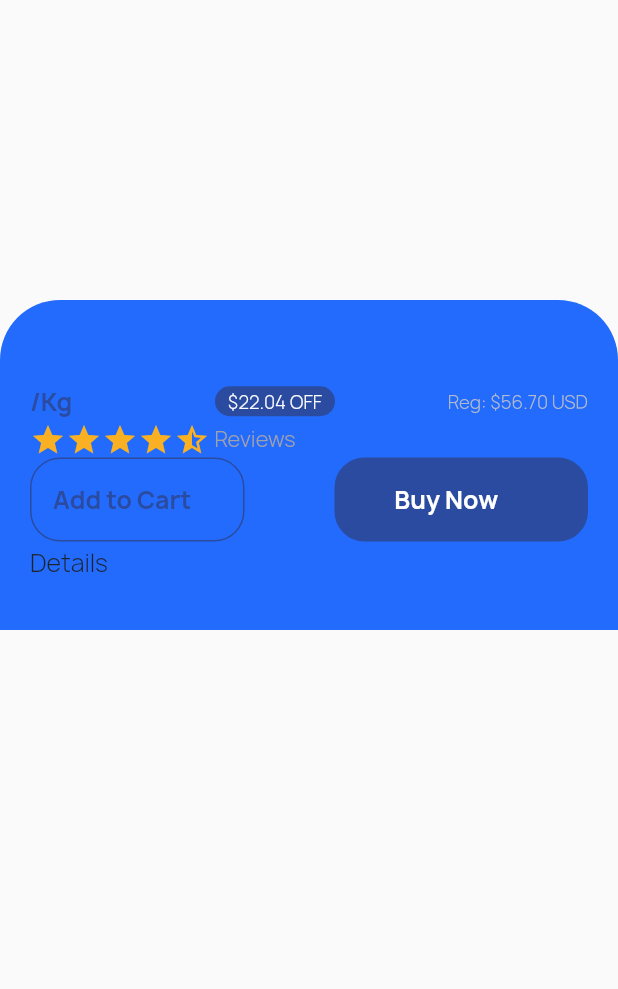
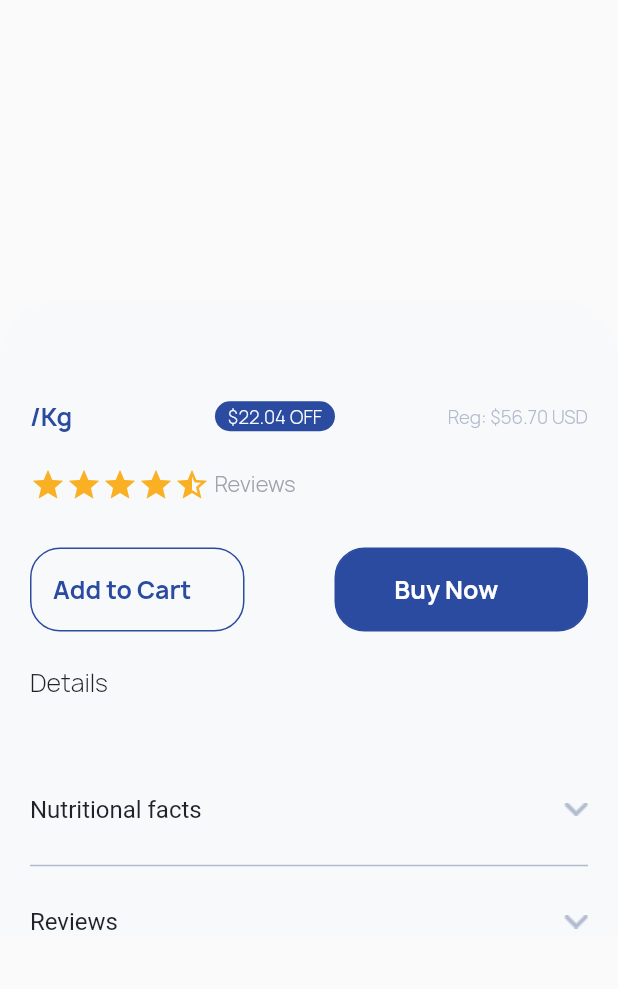
Before and after one commit to Suhaibusman/miniappflutter, a Flutter app: the ItemsDetailsPage screen opened directly with empty values, on a phone screen of 412 x 824 dp, the part 60-1049 px from its top. Run offline on Flutter 3.47's test engine with Material 2 defaults, Android fonts, the phone set to English and light mode, and no system bars; our stand-ins replace curved_navigation_bar, flutter_svg.

Commit message:
mini app

```diff
--- a/lib/screens/category/category/models/categorydata.dart
+++ b/lib/screens/category/category/models/categorydata.dart
@@ -20,11 +20,11 @@ Itemsdatanew({
 
    required this.isFav
 });
-String get _itemname =>itemname;
-String get _itemprice =>itemprice;
-List get _itemiamges =>itemimages;
-String get _reviews =>reviews;
-bool get _isFav =>isFav;
+// String get _itemname =>itemname;
+// String get _itemprice =>itemprice;
+// List get _itemiamges =>itemimages;
+// String get _reviews =>reviews;
+// bool get _isFav =>isFav;
 }
 
  List<Map<String, dynamic>> itemsdatanew = [
--- a/lib/screens/category/category/widgets/category2/catitems.dart
+++ b/lib/screens/category/category/widgets/category2/catitems.dart
@@ -6,15 +6,15 @@ import 'package:miniapp/widgets/buttons.dart';
 import '../../models/categorydata.dart';
 
 class ItemsDetailsPage extends StatefulWidget {
-   final Itemsdatanew itemdeatils;
   const ItemsDetailsPage({
     Key? key,
     required this.itemdeatils,
   }) : super(key: key);
 
+  final Itemsdatanew itemdeatils;
+
   @override
   State<ItemsDetailsPage> createState() => _ItemsDetailsPageState();
-
 }
 
 class _ItemsDetailsPageState extends State<ItemsDetailsPage> {
@@ -23,33 +23,43 @@ class _ItemsDetailsPageState extends State<ItemsDetailsPage> {
   @override
   Widget build(BuildContext context) {
     return Scaffold(
-      body: SafeArea(child: Column(
-
+      body: SafeArea(
+          child: Column(
         children: [
-
           Row(
             mainAxisAlignment: MainAxisAlignment.center,
             children: [
               InkWell(
                 onTap: () => Navigator.pop(context),
-                child: SvgPicture.asset("assets/images/Group 73.svg"
-                ,height: 40 ,width: 40,
+                child: SvgPicture.asset(
+                  "assets/images/Group 73.svg",
+                  height: 40,
+                  width: 40,
                 ),
               ),
-               Text(widget.itemdeatils.itemname ,style: const TextStyle(fontFamily: "Manrope" ,fontSize: 16,fontWeight: FontWeight.w400),),
-              SvgPicture.asset("assets/images/Search Icon.svg" ,colorFilter: const ColorFilter.mode(Colors.black, BlendMode.srcIn),
+              Text(
+                widget.itemdeatils.itemname,
+                style: const TextStyle(
+                    fontFamily: "Manrope",
+                    fontSize: 16,
+                    fontWeight: FontWeight.w400),
+              ),
+              SvgPicture.asset(
+                "assets/images/Search Icon.svg",
+                colorFilter:
+                    const ColorFilter.mode(Colors.black, BlendMode.srcIn),
                 // ,height: 18 ,width:  18,
               ),
-              SvgPicture.asset("assets/images/Cart Icon.svg" ,height: 24 ,width: 24,),
-
-
+              SvgPicture.asset(
+                "assets/images/Cart Icon.svg",
+                height: 24,
+                width: 24,
+              ),
             ],
           ),
-
           SizedBox(
             height: 200,
             child: PageView.builder(
-
               controller: _pageController,
               itemCount: widget.itemdeatils.itemimages.length,
               itemBuilder: (context, index) {
@@ -57,35 +67,47 @@ class _ItemsDetailsPageState extends State<ItemsDetailsPage> {
                     radius: 60,
                     backgroundColor: const Color(0xffF8F9FB),
                     child: Image.asset(widget.itemdeatils.itemimages[index]));
-            },),
+              },
+            ),
           ),
           Container(
-
+            // height: double.infinity,
             decoration: const BoxDecoration(
-               color: Color.fromARGB(255, 34, 107, 252),borderRadius: BorderRadius.only(
+                color: Color(0xffF8F9FB),
+                borderRadius: BorderRadius.only(
                   topRight: Radius.circular(40),
                   topLeft: Radius.circular(40),
-               )
+                )),
+            child: Padding(
+              padding: const EdgeInsets.only(
+                left: 20,
+                right: 20,
               ),
-
-            child: Padding(
-              padding: const EdgeInsets.only(left: 20, right: 20),
               child: Column(
                 crossAxisAlignment: CrossAxisAlignment.start,
                 children: [
                   Padding(
-                    padding: const EdgeInsets.only(top:20),
-                    child: Text(widget.itemdeatils.itemname ,style: const TextStyle(fontFamily: "Manrope", fontSize: 20 ,fontWeight: FontWeight.bold),),
-                  )
-                  ,Row(
+                    padding: const EdgeInsets.only(top: 20, bottom: 10),
+                    child: Text(
+                      widget.itemdeatils.itemname,
+                      style: const TextStyle(
+                          fontFamily: "Manrope",
+                          fontSize: 20,
+                          fontWeight: FontWeight.bold),
+                    ),
+                  ),
+                  Row(
                     mainAxisAlignment: MainAxisAlignment.spaceBetween,
                     children: [
-                      Text("${widget.itemdeatils.itemprice}/Kg" ,style: const TextStyle(
+                      Text(
+                        "${widget.itemdeatils.itemprice}/Kg",
+                        style: const TextStyle(
                             color: Color(0xff2A4BA0),
-                        fontFamily: "Manrope", fontSize: 16 ,fontWeight: FontWeight.bold),),
-
+                            fontFamily: "Manrope",
+                            fontSize: 16,
+                            fontWeight: FontWeight.bold),
+                      ),
                       Padding(
-
                         padding: const EdgeInsets.only(left: 20),
                         child: Container(
                           height: 20,
@@ -95,45 +117,135 @@ class _ItemsDetailsPageState extends State<ItemsDetailsPage> {
                             color: const Color(0xff2A4BA0),
                           ),
                           child: const Center(
-                            child: Text("\$22.04 OFF" ,style: TextStyle(
+                            child: Text(
+                              "\$22.04 OFF",
+                              style: TextStyle(
                                   color: Color(0xffFAFBFD),
-                                                  fontFamily: "Manrope", fontSize: 12 ,fontWeight: FontWeight.w400),),
-                          ),
-
+                                  fontFamily: "Manrope",
+                                  fontSize: 12,
+                                  fontWeight: FontWeight.w400),
                             ),
                           ),
-
-                    const Text("Reg: \$56.70 USD" ,style: TextStyle(
+                        ),
+                      ),
+                      const Text(
+                        "Reg: \$56.70 USD",
+                        style: TextStyle(
                             color: Color(0xffB2BBCE),
-                                                  fontFamily: "Manrope", fontSize: 12 ,fontWeight: FontWeight.w400),),
-
+                            fontFamily: "Manrope",
+                            fontSize: 12,
+                            fontWeight: FontWeight.w400),
+                      ),
                     ],
+                  ),
+                  const SizedBox(
+                    height: 20,
                   ),
                   Row(
                     children: [
-                      const Icon(Icons.star ,color: Color(0xffF9B023),) ,
-                     const Icon(Icons.star ,color: Color(0xffF9B023),) ,
-                     const Icon(Icons.star ,color: Color(0xffF9B023),) ,
-                     const Icon(Icons.star ,color: Color(0xffF9B023),) ,
-                     const Icon(Icons.star_half ,color: Color(0xffF9B023),) ,
-                     Text("${widget.itemdeatils.reviews} Reviews",style: const TextStyle(
+                      const Icon(
+                        Icons.star,
+                        color: Color(0xffF9B023),
+                      ),
+                      const Icon(
+                        Icons.star,
+                        color: Color(0xffF9B023),
+                      ),
+                      const Icon(
+                        Icons.star,
+                        color: Color(0xffF9B023),
+                      ),
+                      const Icon(
+                        Icons.star,
+                        color: Color(0xffF9B023),
+                      ),
+                      const Icon(
+                        Icons.star_half,
+                        color: Color(0xffF9B023),
+                      ),
+                      Text("${widget.itemdeatils.reviews} Reviews",
+                          style: const TextStyle(
                               color: Color(0xffA1A1AB),
-                                                  fontFamily: "Manrope", fontSize: 14 ,fontWeight: FontWeight.w400))
+                              fontFamily: "Manrope",
+                              fontSize: 14,
+                              fontWeight: FontWeight.w400))
                     ],
+                  ),
+                  const SizedBox(
+                    height: 30,
                   ),
                   Row(
                     mainAxisAlignment: MainAxisAlignment.spaceBetween,
                     children: [
-                      CustomButtonWidget(buttonText: "Add to Cart", onPressed: (){}, buttonHeight: 56, buttonWidth: 143, backgroundColor: Colors.transparent, fontColor: const Color(0xff2A4BA0), borderColor: const Color(0xff2A4BA0),),
-                       CustomButtonWidget(buttonText: "Buy Now", onPressed: (){}, buttonHeight: 56, buttonWidth: 169, backgroundColor: const Color(0xff2A4BA0), fontColor: const Color(0xffFFFFFF), borderColor: const Color(0xff2A4BA0),)
+                      CustomButtonWidget(
+                        buttonText: "Add to Cart",
+                        onPressed: () {},
+                        buttonHeight: 56,
+                        buttonWidth: 143,
+                        backgroundColor: Colors.transparent,
+                        fontColor: const Color(0xff2A4BA0),
+                        borderColor: const Color(0xff2A4BA0),
+                      ),
+                      CustomButtonWidget(
+                        buttonText: "Buy Now",
+                        onPressed: () {},
+                        buttonHeight: 56,
+                        buttonWidth: 169,
+                        backgroundColor: const Color(0xff2A4BA0),
+                        fontColor: const Color(0xffFFFFFF),
+                        borderColor: const Color(0xff2A4BA0),
+                      )
                     ],
                   ),
-
-                  const Text("Details" ,style: TextStyle(
+                  const SizedBox(
+                    height: 20,
+                  ),
+                  const Text("Details",
+                      style: TextStyle(
                           color: Color(0xff1E222B),
-                                                  fontFamily: "Manrope", fontSize: 16 ,fontWeight: FontWeight.w400)),
-
-                    Text(widget.itemdeatils.categoryDetails , style: const TextStyle(height: 2 , color: Color(0xff8891A5),fontSize: 16),)
+                          fontFamily: "Manrope",
+                          fontSize: 16,
+                          fontWeight: FontWeight.w400)),
+                  Text(
+                    widget.itemdeatils.categoryDetails,
+                    style: const TextStyle(
+                        height: 2, color: Color(0xff8891A5), fontSize: 16),
+                  ),
+                  const SizedBox(
+                    height: 30,
+                  ),
+                  Row(
+                    mainAxisAlignment: MainAxisAlignment.spaceBetween,
+                    children: [
+                      const Text(
+                        "Nutritional facts",
+                        style:
+                            TextStyle(color: Color(0xff1E222B), fontSize: 16),
+                      ),
+                      Image.asset("assets/images/Fill 4.png")
+                    ],
+                  ),
+                  const SizedBox(
+                    height: 20,
+                  ),
+                  const Divider(
+                    thickness: 1.0,
+                    color: Color(0xffB2BBCE),
+                  ),
+                   const SizedBox(
+                    height: 20,
+                  ),
+                  Row(
+                    mainAxisAlignment: MainAxisAlignment.spaceBetween,
+                    children: [
+                      const Text(
+                        "Reviews",
+                        style:
+                            TextStyle(color: Color(0xff1E222B), fontSize: 16),
+                      ),
+                      Image.asset("assets/images/Fill 4.png")
+                    ],
+                  ),
                 ],
               ),
             ),
--- a/lib/widgets/buttons.dart
+++ b/lib/widgets/buttons.dart
@@ -1,7 +1,7 @@
 // ignore_for_file: public_member_api_docs, sort_constructors_first
 import 'package:flutter/material.dart';
-import 'package:flutter_svg/flutter_svg.dart';
 
+// ignore: must_be_immutable
 class CustomButtonWidget extends StatelessWidget {
   final String buttonText;
   final void Function() onPressed;
@@ -22,8 +22,8 @@ class CustomButtonWidget extends StatelessWidget {
     required this.buttonWidth,
     required this.backgroundColor,
     required this.fontColor,
+    required this.borderColor,
     this.iconimage,
-    required this.borderColor,
   }) : super(key: key);
 
   @override
@@ -42,8 +42,8 @@ class CustomButtonWidget extends StatelessWidget {
           mainAxisAlignment: MainAxisAlignment.center,
           children: [
             Center(child: Text(buttonText ,style:  TextStyle(fontFamily: "Manrope", fontSize: 16,fontWeight: FontWeight.w600 ,color: fontColor),)),
-             Padding(
-               padding: const EdgeInsets.only(left: 20),
+             const Padding(
+               padding: EdgeInsets.only(left: 20),
                 // child:
 
                 // SvgPicture.asset(
```
Also changed, not shown: assets/images/Fill 4.png (added). Lines whose indentation alone changed are shown as unchanged.
